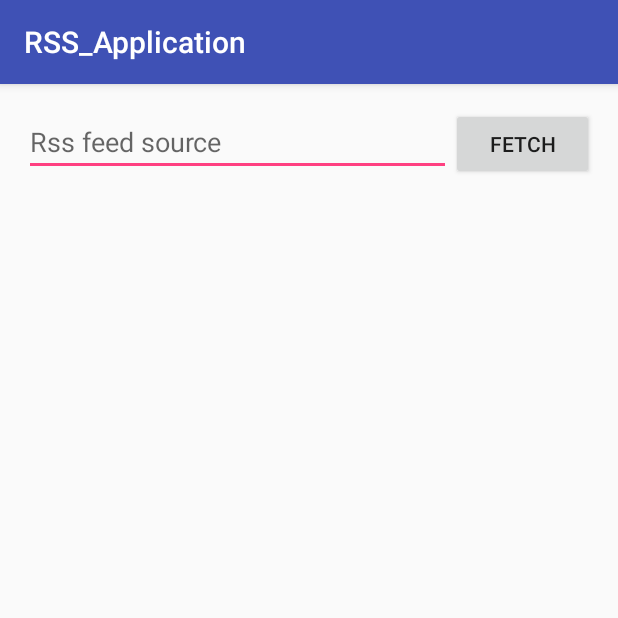
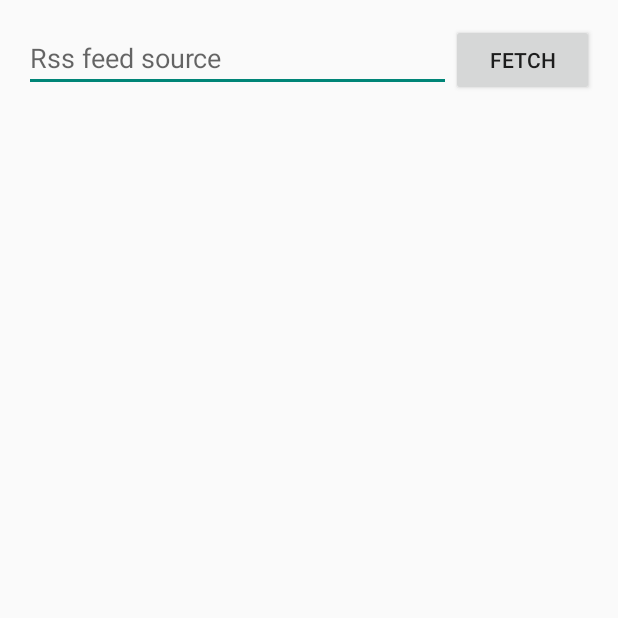
Before and after one commit to PiotrRozanski/RSS_Application, an Android app: the screen it shows after launch (MainActivity), on a phone screen of 412 x 824 dp, the top half of it. Run offline under Robolectric (Android 15) with nearby library versions, the phone set to English and light mode, and no system bars.

Commit message:
zmieniony styl na taki co nie wyglada ee zle

```diff
--- a/app/src/main/res/values/styles.xml
+++ b/app/src/main/res/values/styles.xml
@@ -1,11 +1,7 @@
 <resources>
 
     <!-- Base application theme. -->
-    <style name="AppTheme" parent="Theme.AppCompat.Light.DarkActionBar">
-        <!-- Customize your theme here. -->
-        <item name="colorPrimary">@color/colorPrimary</item>
-        <item name="colorPrimaryDark">@color/colorPrimaryDark</item>
-        <item name="colorAccent">@color/colorAccent</item>
+    <style name="AppTheme" parent="Theme.AppCompat.Light.NoActionBar">
     </style>
 
 </resources>
```
